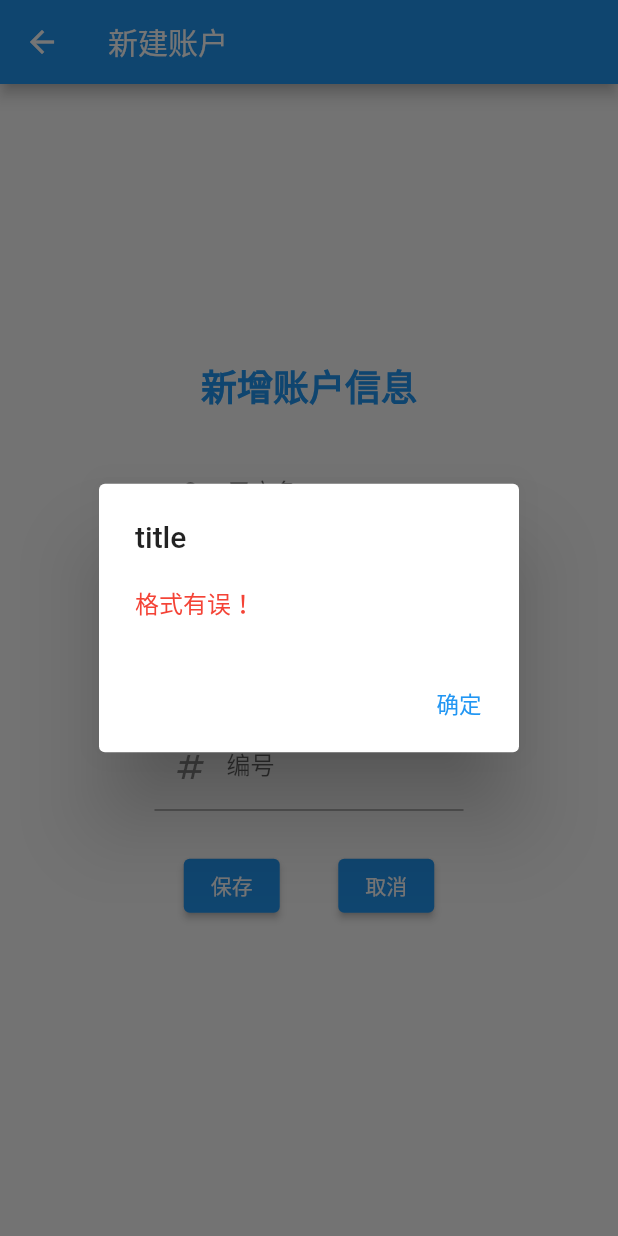
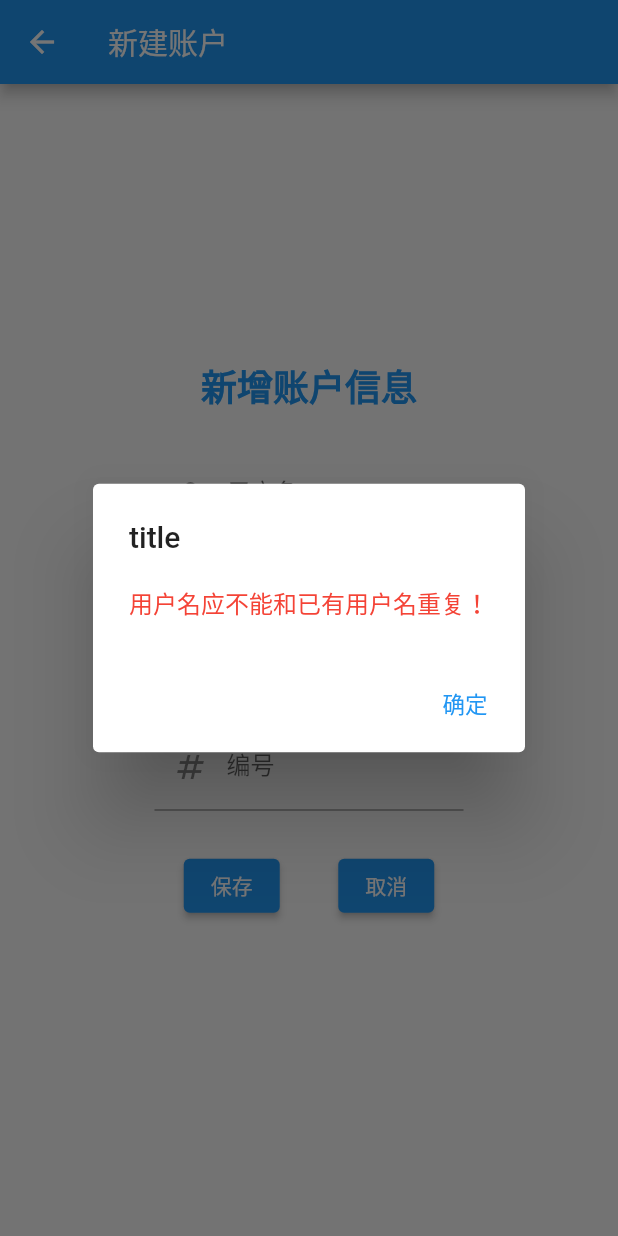
Before and after one commit to AVALON006/student_class_system, a Flutter app: the AddAccountPage screen opened by its route, after a tap on "保存", on a phone screen of 412 x 824 dp. Run offline on Flutter 3.47's test engine with Material 2 defaults, Android fonts, the phone set to English and light mode, and no system bars; missing offline and left inert: mysql1, window_size; accounts and stored records are empty; statements that could not run were skipped.

Commit message:
finish admin's account manage page

```diff
--- a/lib/add_page/add_account.dart
+++ b/lib/add_page/add_account.dart
@@ -21,26 +21,29 @@ class _AddAccountPageState extends State<AddAccountPage> {
   List<FocusNode> focus = [];
   List<Widget> col = [];
 
-  Future<bool> addAccData(
-      String name, String pass, String role, String no) async {
-    if (await Global.ValidAccName(name) &&
-        Global.ValidPass(pass) &&
-        await Global.ValidAccNoRole(no, role)) {
-      int newrole = int.parse(role);
-      await Global.conn.query(
-          'insert into Account values(?,?,?,?)', [name, pass, newrole, no]);
-      return true;
-    } else {
-      return false;
+  void add(BuildContext context) async {
+    if (!await Global.ValidAccName(cs[0].text)) {
+      //验证正确的用户名
+      Global.ShowAlert("添加失败", "用户名应不能和已有用户名重复！", context);
+      return;
     }
-  }
+    if (!Global.ValidPass(cs[1].text)) {
+      Global.ShowAlert("添加失败", "密码应不超过20个字符！", context);
+      return;
+    }
+    if (!Global.ValidRole(cs[2].text)) {
+      Global.ShowAlert("添加失败", "角色信息填写错误！", context);
+      return;
+    }
+    if (!await Global.ValidAccNoRole(cs[3].text, cs[2].text)) {
+      Global.ShowAlert("添加失败", "角色与编号不对应或缺少与该编号对应的人", context);
+      return;
+    }
+    int newrole = int.parse(cs[2].text);
+    await Global.conn.query('insert into Account values(?,?,?,?)',
+        [cs[0].text, cs[1].text, newrole, cs[3].text]);
 
-  void add(BuildContext context) async {
-    if (await addAccData(cs[0].text, cs[1].text, cs[2].text, cs[3].text)) {
-      Navigator.pop(context);
-    } else {
-      Global.ShowAlert("添加失败", "格式有误！", context);
-    }
+    Navigator.pop(context);
   }
 
   @override
@@ -118,7 +121,14 @@ class _AddAccountPageState extends State<AddAccountPage> {
   @override
   Widget build(BuildContext context) {
     return Scaffold(
-      appBar: AppBar(title: Text("新建账户")),
+      appBar: AppBar(
+        title: Text("新建账户"),
+        leading: IconButton(
+          icon: Icon(Icons.arrow_back),
+          onPressed: () => Navigator.pop(context),
+          tooltip: "返回",
+        ),
+      ),
       body: Center(
         child: SizedBox(
           width: MediaQuery.of(context).size.width / 2,
```
Also changed, not shown: lib/manage_page/account_manage.dart (+73 -59 lines).
